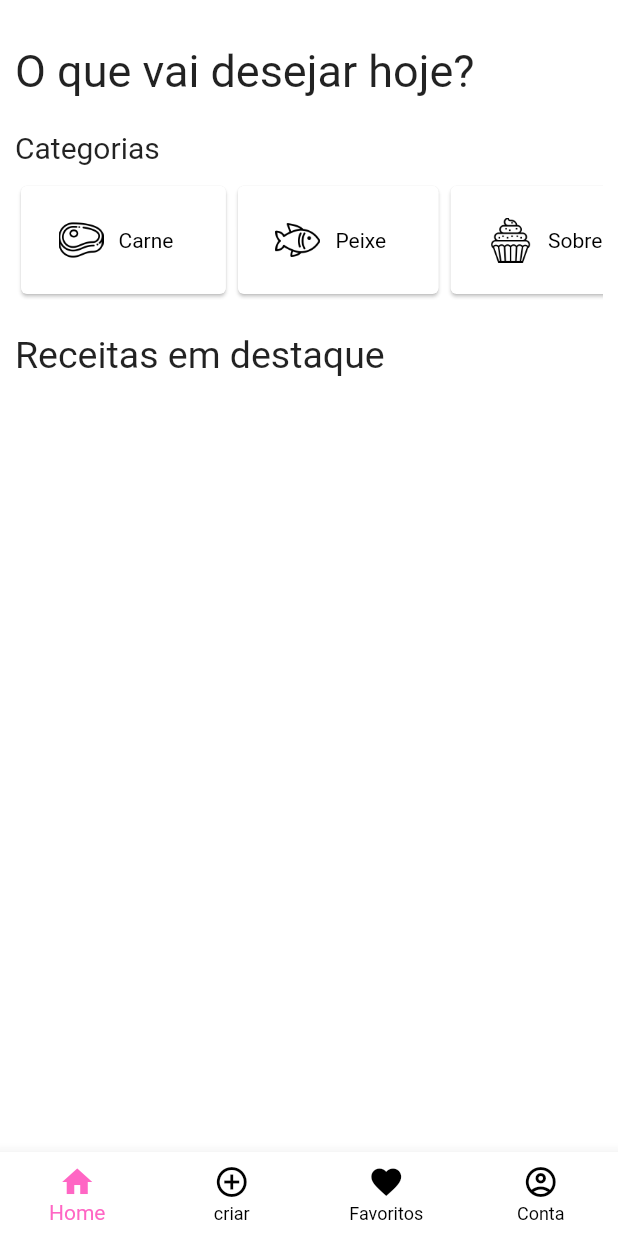
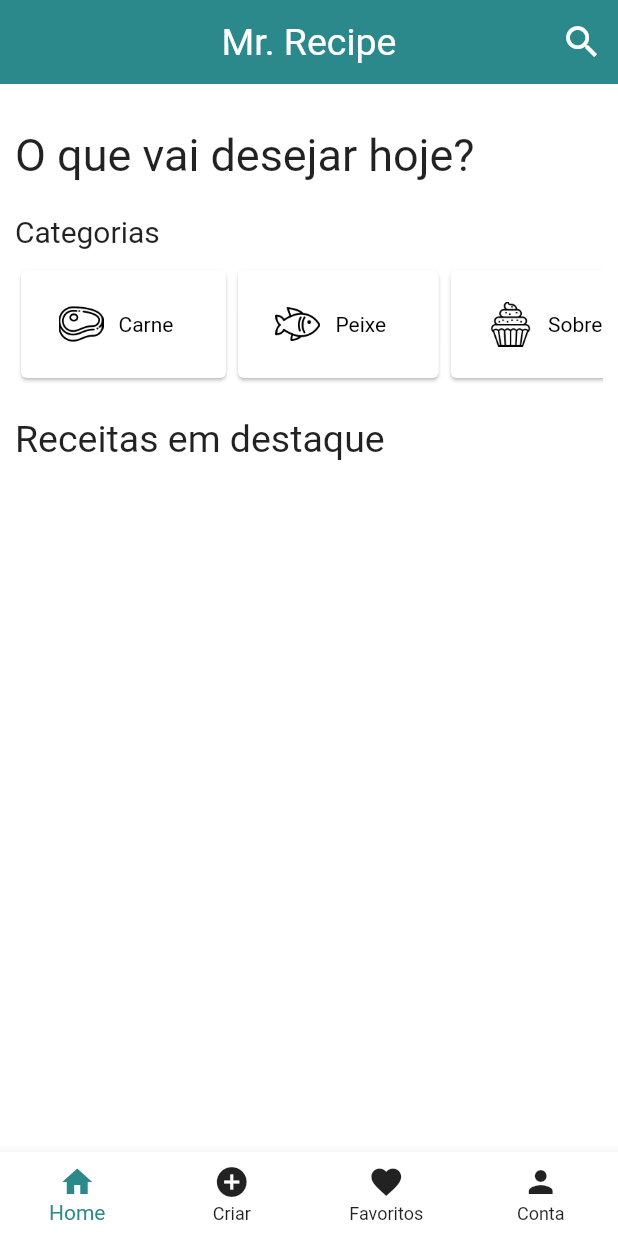
Before and after one commit to Misas10/Mr-Recipe, a Flutter app: the screen it shows after launch, on a phone screen of 412 x 824 dp. Run offline on Flutter 3.47's test engine with Material 2 defaults, Android fonts, the phone set to English and light mode, and no system bars; our stand-ins replace cloud_firestore, connectivity, firebase_auth, firebase_core, form_field_validator, google_sign_in and 4 more; accounts and stored records are empty.

Commit message:
better search

```diff
--- a/lib/models/category_model.dart
+++ b/lib/models/category_model.dart
@@ -4,12 +4,14 @@ class FoodCategory {
   FoodCategory({this.categoryIcon, this.categoryName});
 }
 
-final categories = [
+final categoriesCard = [
   FoodCategory(categoryName: "Carne", categoryIcon: "assets/icons/meat.png"),
   FoodCategory(categoryName: "Peixe", categoryIcon: "assets/icons/fish.png"),
   FoodCategory(
-      categoryName: "Sobremesas", categoryIcon: "assets/icons/cupcake.png"),
+      categoryName: "Sobremesa", categoryIcon: "assets/icons/cupcake.png"),
   FoodCategory(categoryName: "Vegan", categoryIcon: "assets/icons/vegan.png"),
   FoodCategory(categoryName: "Sushi", categoryIcon: "assets/icons/sushi.png"),
   FoodCategory(categoryName: "Ver Mais", categoryIcon: null)
 ];
+
+final allCategories = ["Carne", "Peixe", "Sobremesa", "Vegan", "Sushi"];
--- a/lib/pages/app.dart
+++ b/lib/pages/app.dart
@@ -67,25 +67,26 @@ class _AppState extends State<App> with AutomaticKeepAliveClientMixin {
         ),
         bottomNavigationBar: BottomNavigationBar(
           selectedItemColor: PrimaryColor,
-          unselectedItemColor: Colors.black,
+          unselectedItemColor: Colors.black87,
           backgroundColor: Colors.white,
           currentIndex: currentIndex,
           onTap: (int index) => _selectTab(pageKeys[index], index),
           items: [
             BottomNavigationBarItem(
+              backgroundColor: Colors.red,
               icon: Icon(Icons.home),
               label: 'Home',
             ),
             BottomNavigationBarItem(
-              icon: Icon(Icons.add_circle_outline),
-              label: 'criar',
+              icon: Icon(Icons.add_circle),
+              label: 'Criar',
             ),
             BottomNavigationBarItem(
               icon: Icon(Icons.favorite),
               label: 'Favoritos',
             ),
             BottomNavigationBarItem(
-                icon: Icon(Icons.account_circle_outlined), label: 'Conta')
+                icon: Icon(Icons.person), label: 'Conta')
           ],
           type: BottomNavigationBarType.fixed,
         ),
--- a/lib/pages/navigation/home_screen.dart
+++ b/lib/pages/navigation/home_screen.dart
@@ -23,7 +23,8 @@ class _HomePageState extends State<HomePage>
     with AutomaticKeepAliveClientMixin {
   CollectionReference recipes =
       FirebaseFirestore.instance.collection('Recipes');
-  List<FoodCategory> _categories = categories;
+  List<FoodCategory> _categoriesCard = categoriesCard;
+  List _allCategories = allCategories;
 
   @override
   void initState() {
@@ -38,7 +39,24 @@ class _HomePageState extends State<HomePage>
   Widget build(BuildContext context) {
     super.build(context);
 
-    return Container(
+    return Scaffold(
+      appBar: AppBar(
+        elevation: 0,
+        backgroundColor: PrimaryColor,
+        // toolbarHeight: 40,
+        title: Text(
+          "Mr. Recipe",
+          style: titleTextStyle(fontSize: 25),
+        ),
+        centerTitle: true,
+        actions: [
+          IconButton(
+              icon: Icon(Icons.search),
+              iconSize: 28,
+              onPressed: () => showSearch(context: context, delegate: Search()))
+        ],
+      ),
+      body: Container(
         padding: appHorizontalPadding(),
         color: BgColor,
         child: ListView(physics: BouncingScrollPhysics(), children: [
@@ -59,12 +77,12 @@ class _HomePageState extends State<HomePage>
             // color: Colors.black,
             child: ListView.builder(
               shrinkWrap: true,
-            itemCount: _categories.length,
+              itemCount: _categoriesCard.length,
               scrollDirection: Axis.horizontal,
               itemBuilder: (context, index) {
                 return FoodCard(
-                categoryName: _categories[index].categoryName,
-                categoryIcon: _categories[index].categoryIcon,
+                  categoryName: _categoriesCard[index].categoryName,
+                  categoryIcon: _categoriesCard[index].categoryIcon,
                 );
               },
             ),
@@ -80,6 +98,7 @@ class _HomePageState extends State<HomePage>
               child: buildRecipes()),
           SizedBox(height: 10)
         ]),
+      ),
     );
   }
 
@@ -136,6 +155,8 @@ class _HomePageState extends State<HomePage>
                             recipeUids: recipes[index]
                                 ['utilizadores_que_deram_like'],
                             user: widget.user,
+                            categories: recipes[index]["categorias"],
+                            preparation: recipes[index]["preparação"],
                           ),
                           type: PageTransitionType.rightToLeft));
                 },
@@ -186,3 +207,58 @@ class _HomePageState extends State<HomePage>
     );
   }
 }
+
+// barra de pesquisa
+class Search extends SearchDelegate<String> {
+  final recentCategoriesSearch = ["Peixe", "Carne"];
+
+  @override
+  List<Widget> buildActions(BuildContext context) {
+    return [
+      IconButton(
+        icon: Icon(Icons.clear),
+        onPressed: () {
+          query = '';
+        },
+      )
+    ];
+  }
+
+  @override
+  Widget buildLeading(BuildContext context) {
+    return IconButton(
+      icon: AnimatedIcon(
+        icon: AnimatedIcons.menu_arrow,
+        progress: transitionAnimation,
+      ),
+      onPressed: () => close(context, null),
+    );
+  }
+
+  @override
+  Widget buildResults(BuildContext context) {
+    // TODO: implement buildResults
+    return Container();
+  }
+
+  @override
+  Widget buildSuggestions(BuildContext context) {
+    final suggestionList = query.isEmpty
+        ? recentCategoriesSearch
+        : allCategories
+            .where((element) =>
+                element.toLowerCase().startsWith(query.toLowerCase()))
+            .toList();
+
+    return ListView.builder(
+      itemCount: suggestionList.length,
+      itemBuilder: (context, index) => ListTile(
+        onTap: () {
+          query = suggestionList[index];
+          showResults(context);
+        },
+        title: Text(suggestionList[index]),
+      ),
+    );
+  }
+}
--- a/lib/widgets/widget.dart
+++ b/lib/widgets/widget.dart
@@ -102,7 +102,7 @@ buildButton(var context, String texto, String routeName) {
 
 // Colors
 const Color BgColor = Colors.white;
-const Color PrimaryColor = Color.fromRGBO(255, 102, 196, 1);
+const Color PrimaryColor = Color.fromRGBO(43, 137, 139, 1);
 
 // LOGIN/REGISTAR VALIDATION
 final RegExp emailValidatorRegExp = RegExp(
--- a/pubspec.yaml
+++ b/pubspec.yaml
@@ -43,6 +43,8 @@ dependencies:
   flutter_form_builder: ^6.0.0-nullsafety.1
   sliding_up_panel: ^1.0.2
   image_picker: ^0.7.4
+  flutter_icons: ^1.1.0
+  auto_size_text: ^2.1.0
 
 dev_dependencies:
   flutter_test:
```
Also changed, not shown: lib/database/database.dart (+7 -4 lines), lib/pages/navigation/favorites.dart (+21 -6 lines), lib/pages/navigation/recipeDetails.dart (+43 -28 lines), lib/pages/navigation/search.dart (+4 -5 lines), lib/pages/user_account/login.dart (+2 -18 lines), lib/pages/user_account/registar.dart (+10 -13 lines), pubspec.lock. Lines whose indentation alone changed are shown as unchanged.
